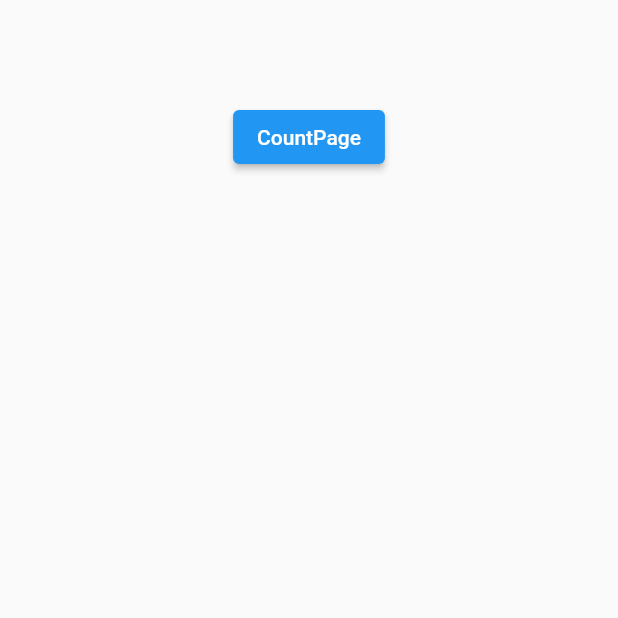
After one commit to ThienPhan1809/learning_flutter, a Flutter app: the screen it shows after launch, on a phone screen of 412 x 824 dp, the part 481-1099 px from its top. The commit adds this screen. Run offline on Flutter 3.47's test engine with Material 2 defaults, Android fonts, the phone set to English and light mode, and no system bars; our stand-ins replace bloc, flutter_bloc.

Commit message:
counter bloc

```diff
--- a/lib/app.dart
+++ b/lib/app.dart
@@ -1,29 +1,21 @@
 import 'package:flutter/material.dart';
 
-import 'counter/views/counter_page.dart';
+import 'homepage/views/homepage.dart';
 
-class MainApp extends StatelessWidget {
+class MainApp extends StatefulWidget {
   const MainApp({super.key});
+
+  @override
+  State<MainApp> createState() => _MainAppState();
+}
+
+class _MainAppState extends State<MainApp> {
   @override
   Widget build(BuildContext context) {
-    return Scaffold(
-      body: Center(
-        child: Column(
-          mainAxisAlignment: MainAxisAlignment.center,
-          crossAxisAlignment: CrossAxisAlignment.center,
-          children: [
-            ElevatedButton(
-                onPressed: () {
-                  Navigator.push(
-                      context,
-                      MaterialPageRoute(
-                        builder: (context) => const CounterPage(),
-                      ));
-                },
-                child: const Text('Count page'))
-          ],
-        ),
-      ),
+    return const MaterialApp(
+      debugShowCheckedModeBanner: false,
+      title: 'BloCApp',
+      home: Homepage(),
     );
   }
 }
--- a/lib/counter/counter.dart
+++ b/lib/counter/counter.dart
@@ -0,0 +1,2 @@
+export 'counter_observer.dart';
+export '';
--- a/lib/counter/views/counter_view.dart
+++ b/lib/counter/views/counter_view.dart
@@ -3,12 +3,7 @@ import 'package:flutter_bloc/flutter_bloc.dart';
 
 import '../cubit/counter_cubit.dart';
 
-/// {@template counter_view}
-/// A [StatelessWidget] which reacts to the provided
-/// [CounterCubit] state and notifies it in response to user input.
-/// {@endtemplate}
 class CounterView extends StatelessWidget {
-  /// {@macro counter_view}
   const CounterView({super.key});
 
   @override
--- /dev/null
+++ b/lib/homepage/views/button_custom.dart
@@ -0,0 +1,18 @@
+import 'package:flutter/material.dart';
+
+class CustomButton extends StatelessWidget {
+  const CustomButton({
+    super.key,
+    required this.text,
+    required this.onTap,
+  });
+  final String text;
+  final VoidCallback onTap;
+  @override
+  Widget build(BuildContext context) {
+    return ElevatedButton(
+      onPressed: onTap,
+      child: Text(text),
+    );
+  }
+}
--- /dev/null
+++ b/lib/homepage/views/homepage.dart
@@ -0,0 +1,35 @@
+import 'package:flutter/material.dart';
+
+import '../../counter/views/counter_page.dart';
+import 'button_custom.dart';
+
+class Homepage extends StatelessWidget {
+  const Homepage({
+    super.key,
+  });
+
+  @override
+  Widget build(BuildContext context) {
+    return Scaffold(
+      body: Center(
+        child: Column(
+          mainAxisAlignment: MainAxisAlignment.center,
+          crossAxisAlignment: CrossAxisAlignment.center,
+          children: [
+            CustomButton(
+              text: 'CountPage',
+              onTap: () {
+                Navigator.push(
+                  context,
+                  MaterialPageRoute(
+                    builder: (context) => const CounterPage(),
+                  ),
+                );
+              },
+            )
+          ],
+        ),
+      ),
+    );
+  }
+}
--- a/lib/main.dart
+++ b/lib/main.dart
@@ -1,10 +1,10 @@
 import 'package:bloc/bloc.dart';
 import 'package:flutter/material.dart';
-import 'package:test_bloc/counter_observer.dart';
+import 'package:test_bloc/counter/counter_observer.dart';
 
 import 'app.dart';
 
 void main() {
   Bloc.observer = const CounterObserver();
-  runApp(const MaterialApp(home: MainApp()));
+  runApp(const MainApp());
 }
```
Also changed, not shown: lib/counter/counter_observer.dart (renamed from lib/counter_observer.dart), lib/homepage/home.dart (added), lib/routes/route_path.dart (added), lib/routes/routes.dart (added).
